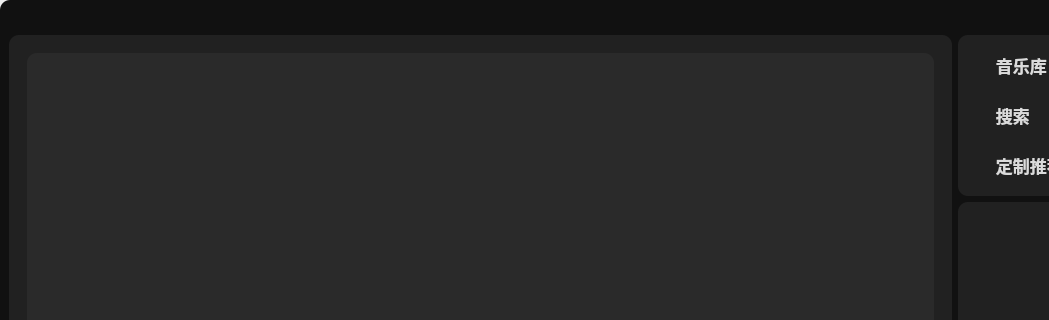
Above: widget.ui from Zarkec/Melody before the change; both pictures show x 0 to 1049 and y 0 to 320 of the 1167 by 692 pixel window. Below: the same form after it.
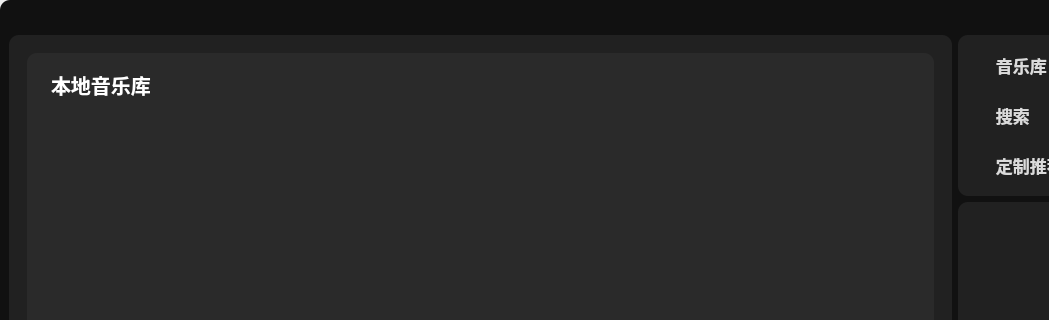
That is the form after the change. The open tabs and pages were chosen to show the change. Icons and pictures are not drawn.

Commit message: 新增本地音乐按钮，调整在线搜索请求限制，更新相关资源文件

Patch:
```diff
--- a/widget.ui
+++ b/widget.ui
@@ -288,9 +288,102 @@
                     <string notr="true">background-color: rgb(42, 42, 42);
 color: rgb(255, 255, 255);</string>
                    </property>
-                   <layout class="QGridLayout" name="gridLayout_5">
-                    <item row="0" column="0">
+                   <layout class="QVBoxLayout" name="verticalLayout_8">
+                    <item>
                      <layout class="QVBoxLayout" name="verticalLayout_6">
+                      <item>
+                       <layout class="QHBoxLayout" name="horizontalLayout_10">
+                        <item>
+                         <spacer name="horizontalSpacer_11">
+                          <property name="orientation">
+                           <enum>Qt::Horizontal</enum>
+                          </property>
+                          <property name="sizeType">
+                           <enum>QSizePolicy::Fixed</enum>
+                          </property>
+                          <property name="sizeHint" stdset="0">
+                           <size>
+                            <width>15</width>
+                            <height>20</height>
+                           </size>
+                          </property>
+                         </spacer>
+                        </item>
+                        <item>
+                         <widget class="QLabel" name="label">
+                          <property name="font">
+                           <font>
+                            <family>Microsoft YaHei UI</family>
+                            <pointsize>15</pointsize>
+                            <weight>75</weight>
+                            <bold>true</bold>
+                           </font>
+                          </property>
+                          <property name="text">
+                           <string>本地音乐库</string>
+                          </property>
+                         </widget>
+                        </item>
+                        <item>
+                         <spacer name="horizontalSpacer_10">
+                          <property name="orientation">
+                           <enum>Qt::Horizontal</enum>
+                          </property>
+                          <property name="sizeHint" stdset="0">
+                           <size>
+                            <width>40</width>
+                            <height>20</height>
+                           </size>
+                          </property>
+                         </spacer>
+                        </item>
+                        <item>
+                         <widget class="QPushButton" name="pushButton_add">
+                          <property name="minimumSize">
+                           <size>
+                            <width>45</width>
+                            <height>45</height>
+                           </size>
+                          </property>
+                          <property name="maximumSize">
+                           <size>
+                            <width>45</width>
+                            <height>45</height>
+                           </size>
+                          </property>
+                          <property name="cursor">
+                           <cursorShape>PointingHandCursor</cursorShape>
+                          </property>
+                          <property name="styleSheet">
+                           <string notr="true">QPushButton{image: url(:/res/img/add0.png);}
+QPushButton:hover {image: url(:/res/img/add1.png);}
+QPushButton:pressed {image: url(:/res/img/add0.png);}
+
+</string>
+                          </property>
+                          <property name="text">
+                           <string/>
+                          </property>
+                         </widget>
+                        </item>
+                        <item>
+                         <spacer name="horizontalSpacer_12">
+                          <property name="orientation">
+                           <enum>Qt::Horizontal</enum>
+                          </property>
+                          <property name="sizeType">
+                           <enum>QSizePolicy::Fixed</enum>
+                          </property>
+                          <property name="sizeHint" stdset="0">
+                           <size>
+                            <width>15</width>
+                            <height>20</height>
+                           </size>
+                          </property>
+                         </spacer>
+                        </item>
+                       </layout>
+                      </item>
                       <item>
                        <widget class="QListWidget" name="listWidgetLocal"/>
                       </item>
```
Left out of the diff: 2 changed lines with no effect on the pictures. The commit also changes 6 other files.
